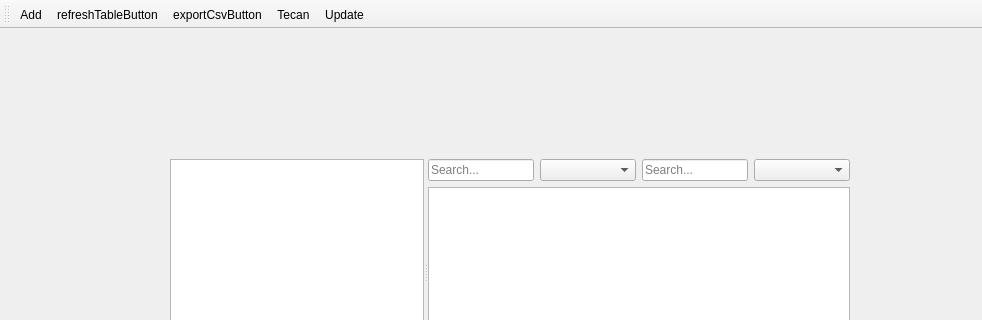
The window that src/ui/databaseviewwindow.ui (Praiseplatinum32/InvenesisDBapp) describes before a commit, drawn with Qt 5; both pictures show x 0 to 982 and y 0 to 320 of the 982 by 600 pixel window.
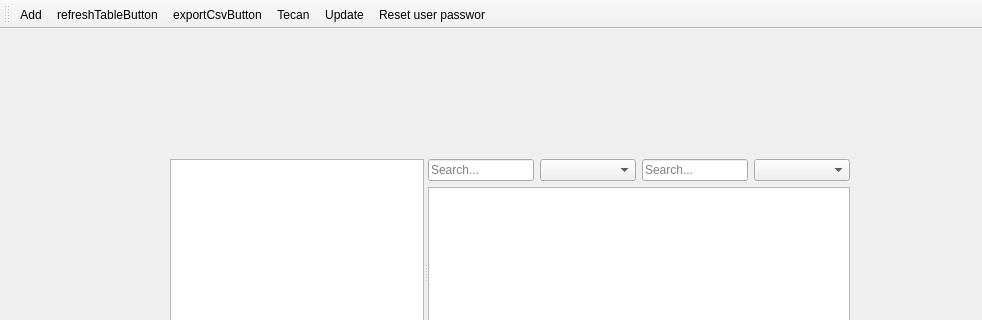
The same window after the commit. Icons and pictures are not drawn.

Commit message: New dialog for admin to set password to users

Patch:
```diff
--- a/src/ui/databaseviewwindow.ui
+++ b/src/ui/databaseviewwindow.ui
@@ -90,6 +90,7 @@
    <addaction name="actionexportCsvButton"/>
    <addaction name="actionTecan"/>
    <addaction name="actionUpdate"/>
+   <addaction name="actionAdminResetPassword"/>
   </widget>
   <action name="actionAdd">
    <property name="icon">
@@ -166,6 +167,17 @@
     <enum>QAction::MenuRole::NoRole</enum>
    </property>
   </action>
+  <action name="actionAdminResetPassword">
+   <property name="icon">
+    <iconset theme="QIcon::ThemeIcon::ContactNew"/>
+   </property>
+   <property name="text">
+    <string>Reset user passwor</string>
+   </property>
+   <property name="menuRole">
+    <enum>QAction::MenuRole::NoRole</enum>
+   </property>
+  </action>
  </widget>
  <resources>
   <include location="../../resources.qrc"/>
```
The commit also changes 7 other files.
